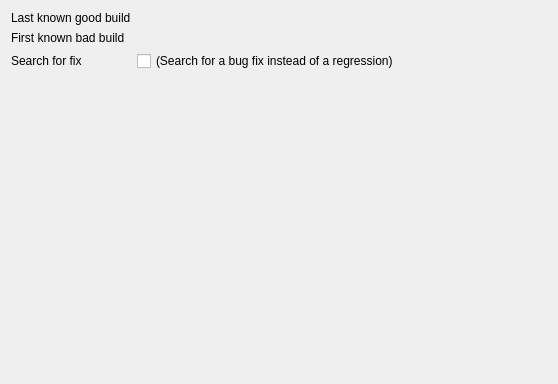
Qt form gui/mozregui/ui/build_selection.ui (mozilla/mozregression) before a commit.
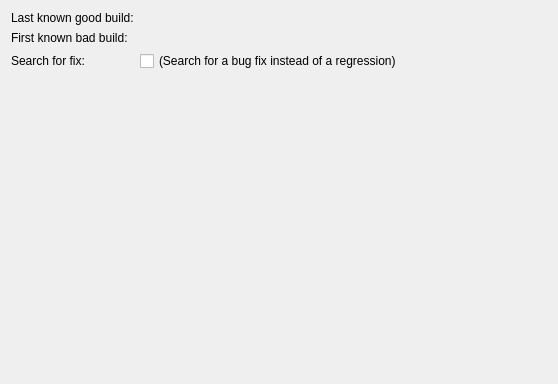
The same form after that commit. Custom widgets are drawn as their Qt base class.

Commit message:
[GUI] - fix labels in wizard
Use Label: [FIELD] form everywhere.

```diff
--- a/gui/mozregui/ui/build_selection.ui
+++ b/gui/mozregui/ui/build_selection.ui
@@ -17,7 +17,7 @@
    <item row="0" column="0">
     <widget class="QLabel" name="label">
      <property name="text">
-      <string>Last known good build</string>
+      <string>Last known good build:</string>
      </property>
     </widget>
    </item>
@@ -27,7 +27,7 @@
    <item row="1" column="0">
     <widget class="QLabel" name="label_2">
      <property name="text">
-      <string>First known bad build</string>
+      <string>First known bad build:</string>
      </property>
     </widget>
    </item>
@@ -40,7 +40,7 @@
       <string>Search a fix instead of a regression</string>
      </property>
      <property name="text">
-      <string>Search for fix</string>
+      <string>Search for fix:</string>
      </property>
     </widget>
    </item>
```
The commit also changes 2 other files.
